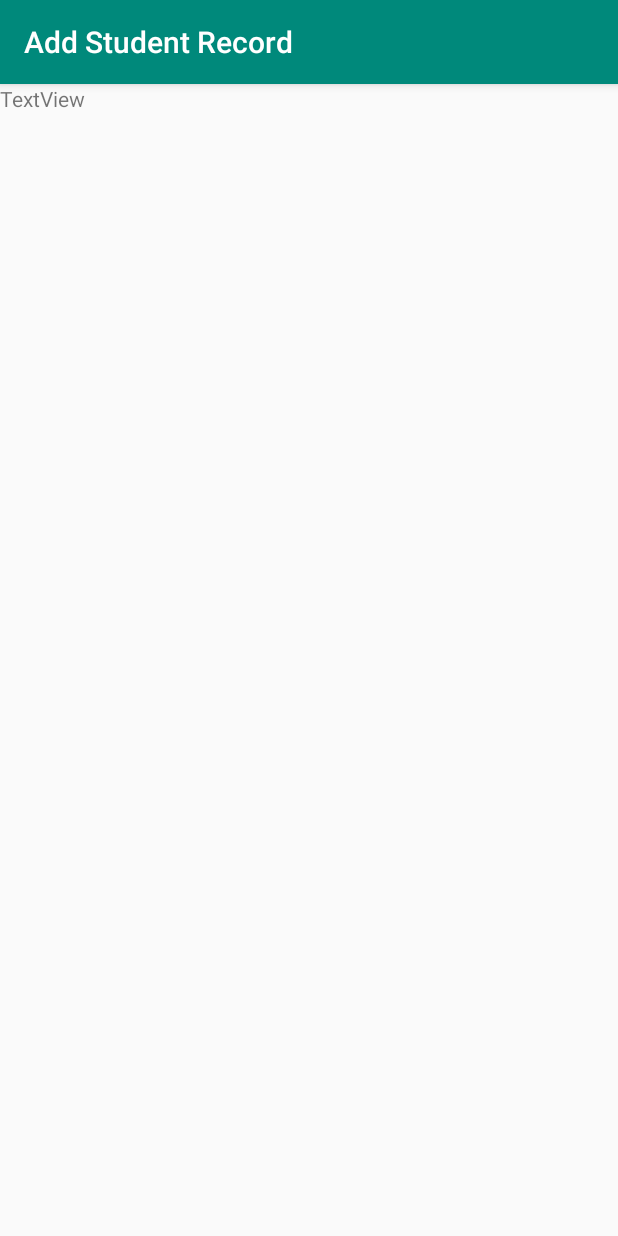
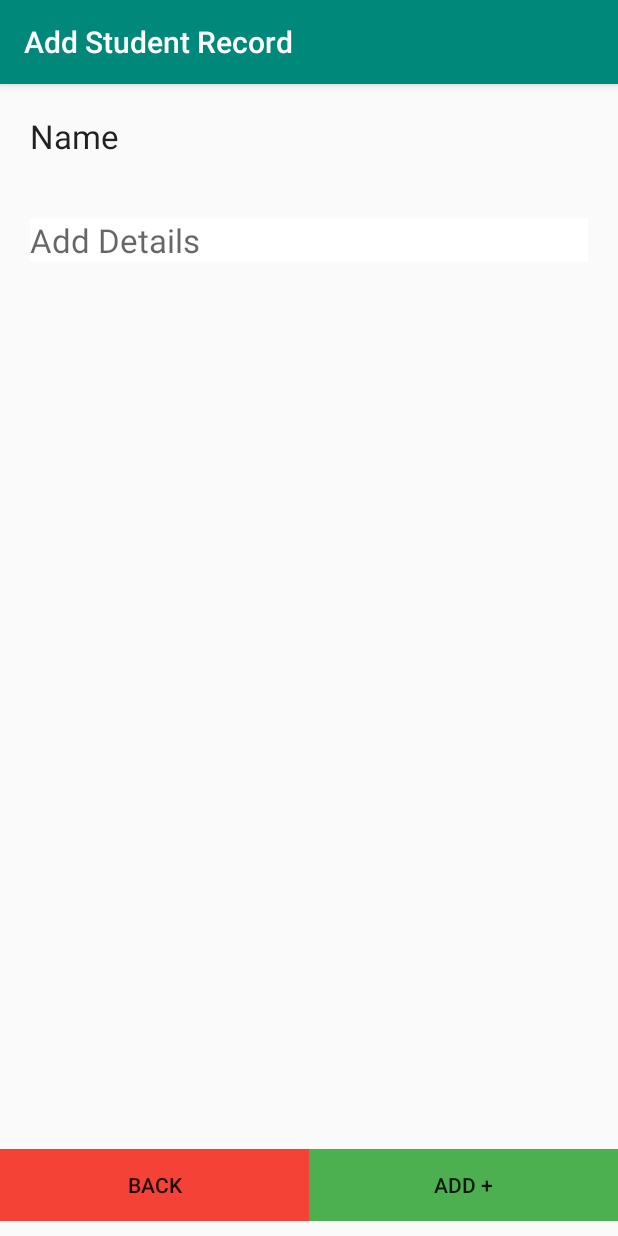
Before and after one commit to MJKSabit/Tutors-Panel, an Android app: the AddRecord screen opened directly, with no data from a screen before it, on a phone screen of 412 x 824 dp. Run offline under Robolectric (Android 15) with nearby library versions, the phone set to English and light mode, and no system bars; 2 statements that could not run were skipped.

Commit message:
Simple Record View Added with Record Submission

```diff
--- a/app/src/main/java/edu/mjksabit/tutorspanel/AddRecord.java
+++ b/app/src/main/java/edu/mjksabit/tutorspanel/AddRecord.java
@@ -5,9 +5,25 @@ import androidx.appcompat.app.AppCompatActivity;
 import android.os.Bundle;
 import android.util.Log;
 import android.view.View;
+import android.widget.EditText;
 import android.widget.TextView;
 
 public class AddRecord extends AppCompatActivity {
+
+    private Student student;
+
+    public void goBack(View view) {
+        super.onBackPressed();
+    }
+
+    public void addRecord(View view) {
+        EditText details = (EditText) findViewById(R.id.add_record_details);
+
+
+        DataHandler.records.add(new Record(student.getId(), details.getText().toString()));
+
+        super.onBackPressed();
+    }
 
     @Override
     protected void onCreate(Bundle savedInstanceState) {
@@ -16,8 +32,10 @@ public class AddRecord extends AppCompatActivity {
 
         //data.setText(((Student)getIntent().getParcelableExtra("student-id")).getName());
         int id =  Integer.parseInt(getIntent().getStringExtra("id"));
-        Student student = DataHandler.studentDetails.get(id);
+        student = DataHandler.studentDetails.get(id);
 
+        TextView studentName = (TextView) findViewById(R.id.add_record_name);
+        studentName.setText(student.getName());
 
     }
 }
--- a/app/src/main/java/edu/mjksabit/tutorspanel/DataHandler.java
+++ b/app/src/main/java/edu/mjksabit/tutorspanel/DataHandler.java
@@ -11,6 +11,8 @@ public class DataHandler {
 
     public static Map<Integer, Student> studentDetails = new HashMap<>();
 
+    public static ArrayList<Record> records;
+
     static {
         students.add(new Student(1, "Sifat"));
         students.add(new Student(2, "Sabit"));
@@ -23,6 +25,7 @@ public class DataHandler {
     }
 
     public static void main(String[] args) {
+        records = new ArrayList<>();
         for (Student stud : students) {
             studentDetails.put(stud.getId(), stud);
         }
--- a/app/src/main/java/edu/mjksabit/tutorspanel/RecordList.java
+++ b/app/src/main/java/edu/mjksabit/tutorspanel/RecordList.java
@@ -3,6 +3,8 @@ package edu.mjksabit.tutorspanel;
 import androidx.appcompat.app.AppCompatActivity;
 
 import android.os.Bundle;
+import android.widget.ArrayAdapter;
+import android.widget.ListView;
 
 public class RecordList extends AppCompatActivity {
 
@@ -12,5 +14,9 @@ public class RecordList extends AppCompatActivity {
     protected void onCreate(Bundle savedInstanceState) {
         super.onCreate(savedInstanceState);
         setContentView(R.layout.activity_record_list);
+
+        ArrayAdapter<Record> adapter = new ArrayAdapter<>(getBaseContext(), android.R.layout.simple_list_item_1,DataHandler.records);
+
+        ((ListView) findViewById(R.id.record_list)).setAdapter(adapter);
     }
 }
--- a/app/src/main/res/layout/activity_add_record.xml
+++ b/app/src/main/res/layout/activity_add_record.xml
@@ -1,16 +1,50 @@
 <?xml version="1.0" encoding="utf-8"?>
-<LinearLayout xmlns:android="http://schemas.android.com/apk/res/android"
+<RelativeLayout xmlns:android="http://schemas.android.com/apk/res/android"
     xmlns:app="http://schemas.android.com/apk/res-auto"
     xmlns:tools="http://schemas.android.com/tools"
     android:layout_width="match_parent"
     android:layout_height="match_parent"
+    android:orientation="vertical"
     tools:context=".AddRecord">
 
     <TextView
-        android:id="@+id/add_record_data"
-        android:layout_width="wrap_content"
+        android:id="@+id/add_record_name"
+        style="@style/addRecordPage"
+        android:text="Name"
+         />
+
+    <EditText
+        style="@style/addRecordPage"
+        android:background="#FFF"
+        android:layout_below="@id/add_record_name"
+        android:id="@+id/add_record_details"
+        android:hint="Add Details"
+        />
+    <LinearLayout
+        android:layout_width="match_parent"
         android:layout_height="wrap_content"
-        android:text="TextView"
-        tools:layout_editor_absoluteX="147dp"
-        tools:layout_editor_absoluteY="174dp" />
-</LinearLayout>
+        android:layout_alignParentBottom="true"
+        android:orientation="horizontal"
+        android:layout_marginBottom="10dp"
+        >
+        <Button
+            android:layout_width="0dp"
+            android:layout_height="wrap_content"
+            android:layout_weight="1"
+            android:text="Back"
+            android:background="#F44336"
+            android:onClick="goBack"
+            />
+        <Button
+            android:layout_width="0dp"
+            android:layout_height="match_parent"
+            android:layout_weight="1"
+            android:text="Add +"
+            android:background="#4CAF50"
+            android:onClick="addRecord"
+            />
+
+
+    </LinearLayout>
+
+</RelativeLayout>
--- a/app/src/main/res/values/styles.xml
+++ b/app/src/main/res/values/styles.xml
@@ -20,4 +20,12 @@
         <item name="android:background">#004D40</item>
     </style>
 
+    <style name="addRecordPage" >
+        <item name="android:layout_margin">20dp</item>
+        <item name="android:layout_gravity">center</item>
+        <item name="android:textAppearance">@style/TextAppearance.AppCompat.Large</item>
+        <item name="android:layout_width">match_parent</item>
+        <item name="android:layout_height">wrap_content</item>
+    </style>
+
 </resources>
```
Also changed, not shown: app/src/main/java/edu/mjksabit/tutorspanel/Record.java (added, +31 -0 lines), app/src/main/res/layout/activity_record_list.xml (+8 -2 lines).
